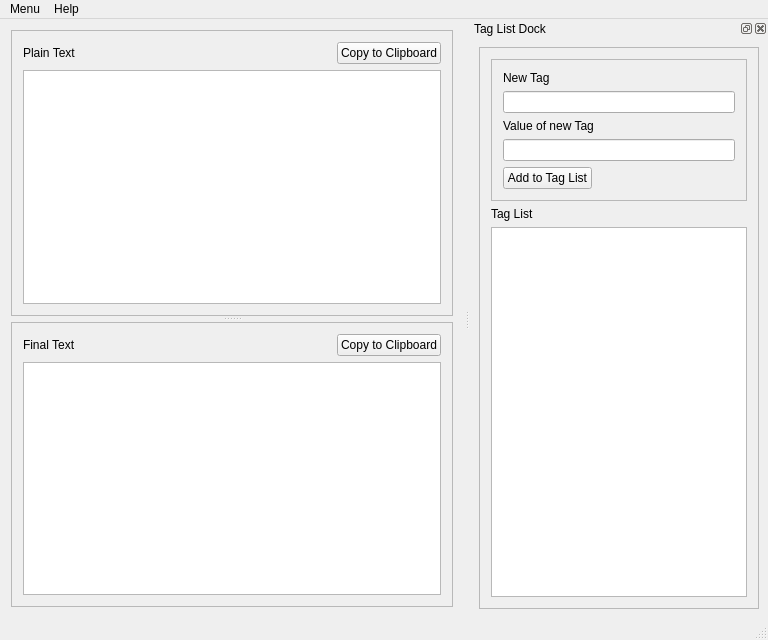
Qt form qt5/Replacer/mainwindow.ui (Ernesuma/replacer) before a commit.
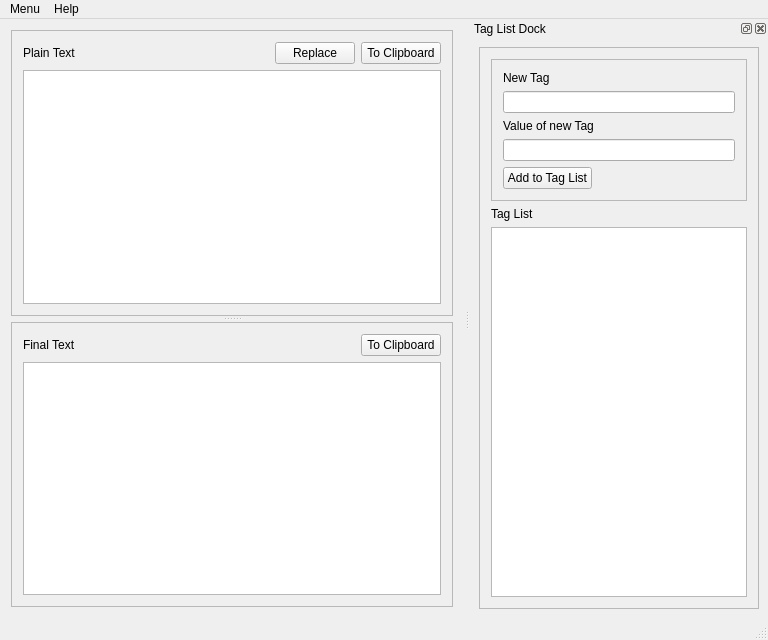
The same form after that commit.

Commit message: gave some widgets more expressive names

```diff
--- a/qt5/Replacer/mainwindow.ui
+++ b/qt5/Replacer/mainwindow.ui
@@ -49,7 +49,14 @@
           <item>
            <widget class="QPushButton" name="pushButton_3">
             <property name="text">
-             <string>Copy to Clipboard</string>
+             <string>Replace</string>
+            </property>
+           </widget>
+          </item>
+          <item>
+           <widget class="QPushButton" name="pushButton_c2c_plain">
+            <property name="text">
+             <string>To Clipboard</string>
             </property>
            </widget>
           </item>
@@ -87,7 +94,7 @@
           <item>
            <widget class="QPushButton" name="pushButton">
             <property name="text">
-             <string>Copy to Clipboard</string>
+             <string>To Clipboard</string>
             </property>
            </widget>
           </item>
```
Left out of the diff: 13 changed lines with no effect on the pictures.
